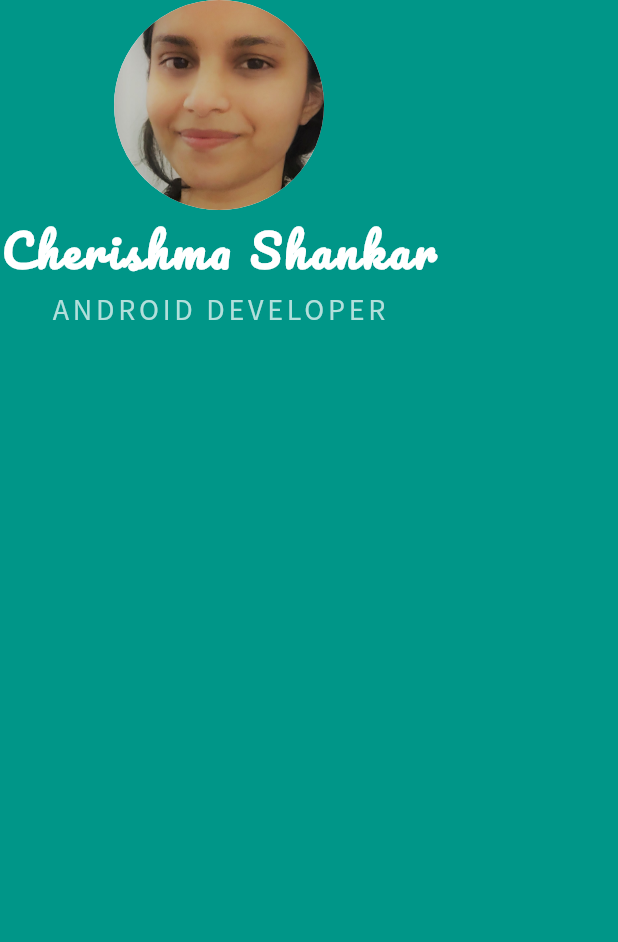
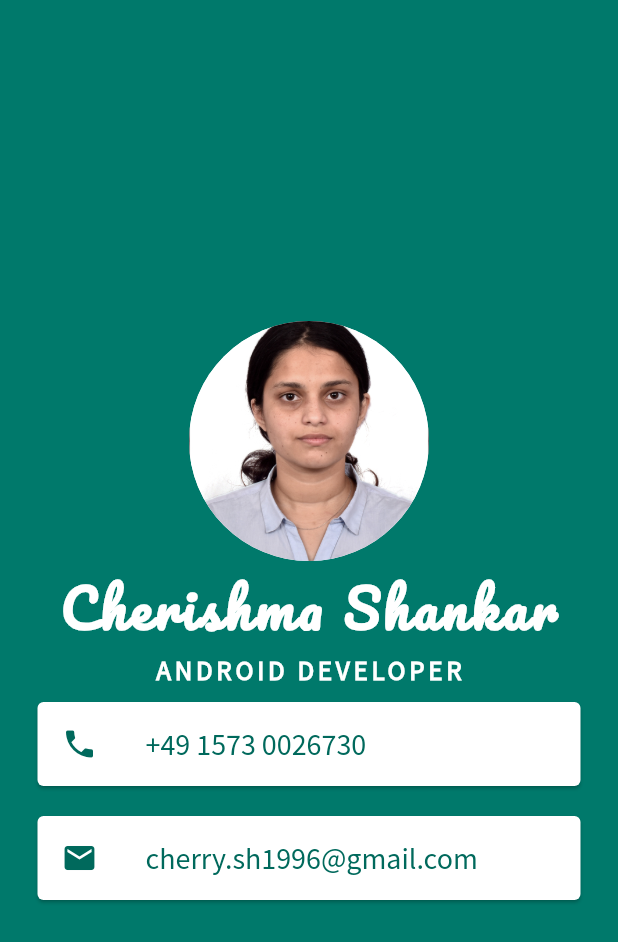
Before and after one commit to cherishmashankar/Mi_Card-, a Flutter app: the screen it shows after launch, on a phone screen of 412 x 824 dp. Shown: the top 942 px of the screen. Run offline on Flutter 3.47's test engine with Material 2 defaults, Android fonts, the light colour scheme and no system bars.

Commit message:
Card class added

```diff
--- a/lib/main.dart
+++ b/lib/main.dart
@@ -9,20 +9,21 @@ class MyApp extends StatelessWidget {
   Widget build(BuildContext context) {
     return MaterialApp(
       home: Scaffold(
-        backgroundColor: Colors.teal,
+        backgroundColor: Colors.teal[700],
         body: SafeArea(
           child: Column(
+            mainAxisAlignment: MainAxisAlignment.center,
             children: <Widget>[
               CircleAvatar(
-                radius: 70.0,
+                radius: 80.0,
                 backgroundColor: Colors.white,
-                backgroundImage: AssetImage('images/profile_image.jpg'),
+                backgroundImage: AssetImage('images/356563.jpg'),
               ),
               Text(
                 'Cherishma Shankar',
                 style: TextStyle(
                     fontFamily: 'Pacifico',
-                    fontSize: 30.0,
+                    fontSize: 35.0,
                     color: Colors.white,
                     fontWeight: FontWeight.bold,
                     letterSpacing: 2.5),
@@ -31,9 +32,52 @@ class MyApp extends StatelessWidget {
                 'Android Developer'.toUpperCase(),
                 style: TextStyle(
                     fontFamily: 'Source Sans Pro',
-                    fontSize: 20.0,
-                    color: Colors.teal.shade100,
-                    letterSpacing: 2.5),
+                    fontSize: 18.0,
+                    color: Colors.white,
+                    letterSpacing: 2.5,
+                    fontWeight: FontWeight.bold),
+              ),
+              Card(
+                  color: Colors.white,
+                  margin:
+                      EdgeInsets.symmetric(vertical: 10.0, horizontal: 25.0),
+                  child: Padding(
+                    padding: const EdgeInsets.all(0.0),
+                    child: ListTile(
+                      leading: Icon(
+                        Icons.phone,
+                        color: Colors.teal[800],
+                      ),
+                      title: Text(
+                        '+49 1573 0026730',
+                        style: TextStyle(
+                          color: Colors.teal.shade800,
+                          fontFamily: 'Source Sans Pro',
+                          fontSize: 20.0,
+                        ),
+                      ),
+                    ),
+                  )),
+              Card(
+                color: Colors.white,
+                margin: EdgeInsets.symmetric(vertical: 10.0, horizontal: 25.0),
+                child: Padding(
+                  padding: const EdgeInsets.all(0.0),
+                  child: ListTile(
+                    leading: Icon(
+                      Icons.email,
+                      color: Colors.teal[800],
+                    ),
+                    title: Text(
+                      'cherry.sh1996@gmail.com',
+                      style: TextStyle(
+                        color: Colors.teal.shade800,
+                        fontFamily: 'Source Sans Pro',
+                        fontSize: 20.0,
+                      ),
+                    ),
+                  ),
+                ),
               ),
             ],
           ),
```
Also changed, not shown: images/356563.jpg (added).
